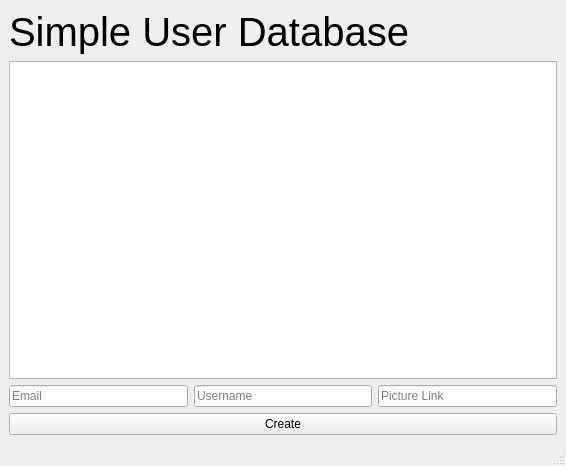
First picture: the form in src/main/python/client/client.ui, repository wutscher-tgm/sew-simple-user-database, before the edit.
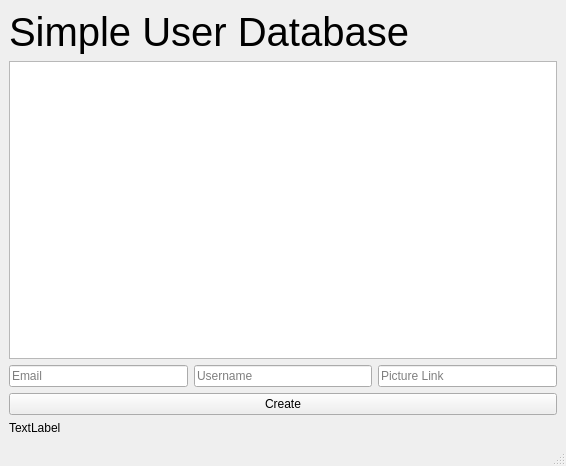
Second picture: the form after the edit.

Commit message: added docker deployment option to python server and vue client

```diff
--- a/src/main/python/client/client.ui
+++ b/src/main/python/client/client.ui
@@ -73,6 +73,13 @@
       </item>
      </layout>
     </item>
+    <item row="1" column="0">
+     <widget class="QLabel" name="label_2">
+      <property name="text">
+       <string>TextLabel</string>
+      </property>
+     </widget>
+    </item>
    </layout>
   </widget>
   <widget class="QMenuBar" name="menubar">
```
The commit also changes 11 other files.
